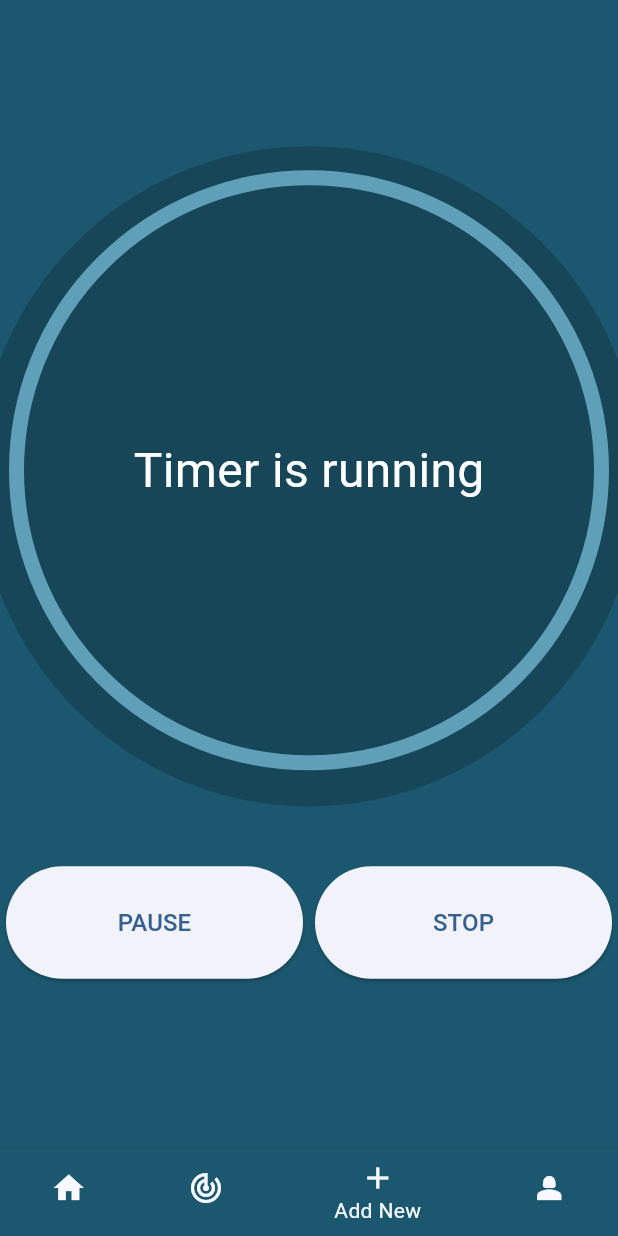
After one commit to daiyaan-2000/TimeTracker, a Flutter app: the BottomNavBar screen opened directly, item 3 of the bottom bar chosen, after a tap on "START", on a phone screen of 412 x 824 dp. The commit adds this screen. Run offline on Flutter 3.47's test engine with Material 3 defaults, Android fonts, the phone set to English and light mode, and no system bars.

Commit message:
New timer 2nd page done

```diff
--- /dev/null
+++ b/lib/pages/add_new_page.dart
@@ -0,0 +1,132 @@
+import 'package:flutter/material.dart';
+
+enum TimerMode { stopped, running, paused }
+
+class AddNew extends StatefulWidget {
+  const AddNew({super.key});
+
+  @override
+  State<AddNew> createState() => _AddNewState();
+}
+
+class _AddNewState extends State<AddNew> {
+  TimerMode timerState = TimerMode.stopped;
+  @override
+  Widget build(BuildContext context) {
+    Widget TimerControls() {
+      if (timerState == TimerMode.stopped) {
+        return Center(
+          child: ElevatedButton(
+            onPressed: () {
+              setState(() {
+                timerState = TimerMode.running;
+              });
+            },
+            child: TimerButton(buttonTitle: 'START'),
+          ),
+        );
+      } else if (timerState == TimerMode.running) {
+        return Row(
+          spacing: 8,
+          mainAxisAlignment: MainAxisAlignment.center,
+          children: [
+            ElevatedButton(
+              onPressed: () {
+                setState(() {
+                  timerState = TimerMode.paused;
+                });
+              },
+              child: TimerButton(buttonTitle: 'PAUSE'),
+            ),
+
+            ElevatedButton(
+              onPressed: () {
+                setState(() {
+                  timerState = TimerMode.stopped;
+                });
+              },
+              child: TimerButton(buttonTitle: 'STOP'),
+            ),
+          ],
+        );
+      } else {
+        return Row(
+          spacing: 8,
+          mainAxisAlignment: MainAxisAlignment.center,
+          children: [
+            ElevatedButton(
+              onPressed: () {
+                setState(() {
+                  timerState = TimerMode.running;
+                });
+              },
+              child: TimerButton(buttonTitle: 'RESUME'),
+            ),
+
+            ElevatedButton(
+              onPressed: () {
+                setState(() {
+                  timerState = TimerMode.stopped;
+                });
+              },
+              child: TimerButton(buttonTitle: 'END'),
+            ),
+          ],
+        );
+      }
+    }
+
+    return Scaffold(
+      backgroundColor: const Color.fromARGB(255, 27, 87, 110),
+      body: Column(
+        mainAxisAlignment: MainAxisAlignment.center,
+        children: [
+          Container(
+            height: 400,
+            width: 400,
+            padding: EdgeInsets.all(30),
+            alignment: Alignment.center,
+            decoration: BoxDecoration(
+              border: Border.all(
+                color: Color.fromARGB(255, 95, 159, 184),
+                width: 10,
+              ),
+              shape: BoxShape.circle,
+              boxShadow: [
+                BoxShadow(
+                  color: Colors.transparent.withOpacity(0.2),
+                  spreadRadius: 20,
+                  offset: Offset(0, 4),
+                ),
+              ],
+            ),
+            child: Text(
+              'Timer is ${timerState.name}',
+              style: const TextStyle(color: Colors.white, fontSize: 32),
+            ),
+          ),
+          SizedBox(height: 64),
+
+          TimerControls(),
+        ],
+      ),
+    );
+  }
+}
+
+class TimerButton extends StatelessWidget {
+  const TimerButton({super.key, required this.buttonTitle});
+
+  final String buttonTitle;
+
+  @override
+  Widget build(BuildContext context) {
+    return Container(
+      width: 150,
+      alignment: Alignment.center,
+      height: 75,
+      decoration: BoxDecoration(),
+      child: Text(buttonTitle, style: TextStyle(fontSize: 16)),
+    );
+  }
+}
--- a/lib/pages/dashboard_page.dart
+++ b/lib/pages/dashboard_page.dart
@@ -1,7 +1,9 @@
 import 'package:flutter/material.dart';
+import 'package:time_tracker/pages/add_new_page.dart';
 import 'package:time_tracker/pages/report_page.dart';
 import 'package:time_tracker/pages/stopwatch.dart';
 import 'package:time_tracker/pages/timer_card_details.dart';
+import 'package:time_tracker/widgets/app_bar.dart';
 import 'package:time_tracker/widgets/botton_nav_bar.dart';
 
 class DashboardPage extends StatelessWidget {
@@ -10,7 +12,7 @@ class DashboardPage extends StatelessWidget {
   @override
   Widget build(BuildContext context) {
     return Scaffold(
-      appBar: appBar(),
+      appBar: myappBar('TIME TRACKER APP'),
       backgroundColor: Color.fromARGB(255, 226, 246, 253),
       body: SingleChildScrollView(
         padding: EdgeInsets.all(16),
@@ -40,7 +42,7 @@ class DashboardPage extends StatelessWidget {
               details: ['Work', 'UI Design'],
             ),
             TimerCard(
-              icon: Icon(Icons.computer, color: Colors.white),
+              icon: Icon(Icons.language, color: Colors.white),
               title: 'Dart Language Training',
               timer: '00:00:00',
               details: [
@@ -51,37 +53,11 @@ class DashboardPage extends StatelessWidget {
               ],
             ),
             TimerCard(
-              icon: Icon(Icons.computer, color: Colors.white),
+              icon: Icon(Icons.sports_soccer, color: Colors.white),
               title: 'Footy Practice',
               timer: '00:00:00',
             ),
           ],
-        ),
-      ),
-    );
-  }
-
-  AppBar appBar() {
-    return AppBar(
-      backgroundColor: Color.fromARGB(255, 255, 255, 255),
-      centerTitle: true,
-      elevation: 0,
-      leading: Icon(Icons.home),
-      actions: [
-        Icon(Icons.notification_add),
-        SizedBox(width: 20),
-        Icon(Icons.person),
-        SizedBox(width: 20),
-        Icon(Icons.settings),
-        SizedBox(width: 20),
-      ],
-      title: Text(
-        'TIME TRACKER APP',
-        style: TextStyle(
-          fontSize: 25,
-          fontWeight: FontWeight.bold,
-          letterSpacing: 1.2,
-          wordSpacing: 8,
         ),
       ),
     );
--- a/lib/pages/timer_card_details.dart
+++ b/lib/pages/timer_card_details.dart
@@ -53,7 +53,7 @@ class TimerDetailPage extends StatelessWidget {
                     ),
                     SizedBox(height: 4),
                     Text(
-                      'Play',
+                      'Resume',
                       style: TextStyle(
                         fontSize: 16,
                         fontWeight: FontWeight.normal,
--- /dev/null
+++ b/lib/widgets/app_bar.dart
@@ -0,0 +1,27 @@
+import 'package:flutter/material.dart';
+
+AppBar myappBar(String page_header) {
+  return AppBar(
+    backgroundColor: Color.fromARGB(255, 255, 255, 255),
+    centerTitle: true,
+    elevation: 0,
+    leading: Icon(Icons.home),
+    actions: [
+      Icon(Icons.notification_add),
+      SizedBox(width: 20),
+      Icon(Icons.person),
+      SizedBox(width: 20),
+      Icon(Icons.settings),
+      SizedBox(width: 20),
+    ],
+    title: Text(
+      page_header,
+      style: TextStyle(
+        fontSize: 25,
+        fontWeight: FontWeight.bold,
+        letterSpacing: 1.2,
+        wordSpacing: 8,
+      ),
+    ),
+  );
+}
--- a/lib/widgets/botton_nav_bar.dart
+++ b/lib/widgets/botton_nav_bar.dart
@@ -1,4 +1,5 @@
 import 'package:flutter/material.dart';
+import 'package:time_tracker/pages/add_new_page.dart';
 import 'package:time_tracker/pages/dashboard_page.dart';
 import 'package:time_tracker/pages/opening_page.dart';
 import 'package:time_tracker/pages/report_page.dart';
@@ -17,7 +18,7 @@ class BottomNavBarState extends State<BottomNavBar> {
   final List<Widget> tabs = [
     DashboardPage(),
     ReportPage(),
-    OpeningPage(),
+    AddNew(),
     ProfilePage(),
   ];
 
@@ -45,7 +46,7 @@ class BottomNavBarState extends State<BottomNavBar> {
           BottomNavigationBarItem(
             icon: Icon(Icons.track_changes),
             label: 'Productivity',
-            backgroundColor: Color.fromARGB(255, 95, 159, 184),
+            backgroundColor: Color.fromARGB(255, 79, 138, 162),
           ),
           BottomNavigationBarItem(
             icon: Icon(Icons.add),
@@ -55,7 +56,7 @@ class BottomNavBarState extends State<BottomNavBar> {
           BottomNavigationBarItem(
             icon: Icon(Icons.person_2),
             label: 'Profile',
-            backgroundColor: Color.fromARGB(255, 95, 159, 184),
+            backgroundColor: Color.fromARGB(255, 79, 138, 162),
           ),
         ],
       ),
```
Also changed, not shown: lib/pages/report_page.dart (+2 -27 lines).
